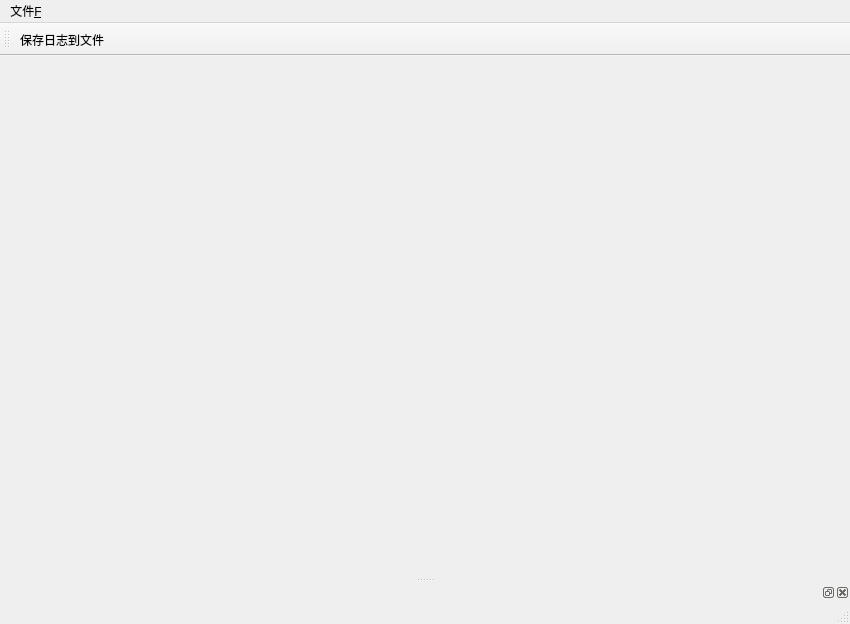
First picture: the form in 01_pro/MainWindow.ui, repository gaohuaiqing/UltraSmart_Platform, before the edit.
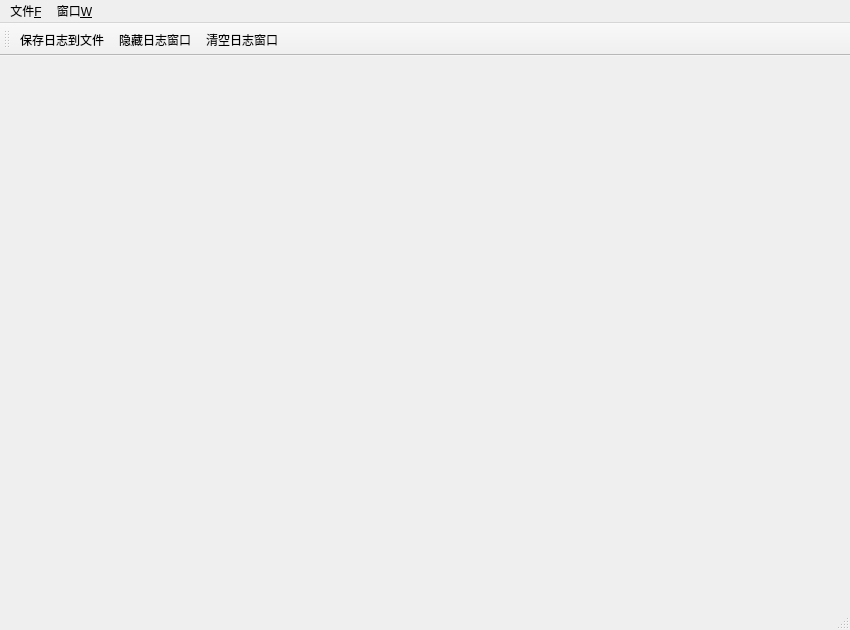
Second picture: the form after the edit. Icons and pictures are not drawn.

```diff
--- a/01_pro/MainWindow.ui
+++ b/01_pro/MainWindow.ui
@@ -7,7 +7,7 @@
     <x>0</x>
     <y>0</y>
     <width>850</width>
-    <height>624</height>
+    <height>630</height>
    </rect>
   </property>
   <property name="windowTitle">
@@ -27,8 +27,16 @@
     <property name="title">
      <string>文件&amp;F</string>
     </property>
+    <addaction name="action_LogToFile"/>
+   </widget>
+   <widget class="QMenu" name="menu_W">
+    <property name="title">
+     <string>窗口&amp;W</string>
+    </property>
+    <addaction name="action_LogWindow"/>
    </widget>
    <addaction name="menu_F"/>
+   <addaction name="menu_W"/>
   </widget>
   <widget class="QToolBar" name="mainToolBar">
    <attribute name="toolBarArea">
@@ -37,20 +45,48 @@
    <attribute name="toolBarBreak">
     <bool>false</bool>
    </attribute>
-   <addaction name="action"/>
+   <addaction name="action_LogToFile"/>
+   <addaction name="action_LogWindow"/>
+   <addaction name="action_ClearLog"/>
   </widget>
   <widget class="QStatusBar" name="statusBar"/>
-  <widget class="QDockWidget" name="dockWidget">
-   <attribute name="dockWidgetArea">
-    <number>8</number>
-   </attribute>
-   <widget class="QWidget" name="dockWidgetContents"/>
-  </widget>
-  <action name="action">
+  <action name="action_LogToFile">
+   <property name="checkable">
+    <bool>false</bool>
+   </property>
+   <property name="icon">
+    <iconset resource="customresource.qrc">
+     <normaloff>:/image/Icons/LogOutOn.png</normaloff>:/image/Icons/LogOutOn.png</iconset>
+   </property>
    <property name="text">
     <string>保存日志到文件</string>
    </property>
   </action>
+  <action name="action_LogWindow">
+   <property name="icon">
+    <iconset resource="customresource.qrc">
+     <normaloff>:/image/Icons/HideLog.png</normaloff>
+     <normalon>:/image/Icons/ShowLog.png</normalon>:/image/Icons/HideLog.png</iconset>
+   </property>
+   <property name="text">
+    <string>隐藏日志窗口</string>
+   </property>
+   <property name="toolTip">
+    <string>显示（隐藏）日志窗口</string>
+   </property>
+  </action>
+  <action name="action_ClearLog">
+   <property name="icon">
+    <iconset resource="customresource.qrc">
+     <normaloff>:/image/Icons/CleanLog.png</normaloff>:/image/Icons/CleanLog.png</iconset>
+   </property>
+   <property name="text">
+    <string>清空日志窗口</string>
+   </property>
+   <property name="toolTip">
+    <string>清空日志窗口</string>
+   </property>
+  </action>
  </widget>
  <layoutdefault spacing="6" margin="11"/>
  <resources/>
```
Left out of the diff: 4 changed lines with no effect on the pictures.
